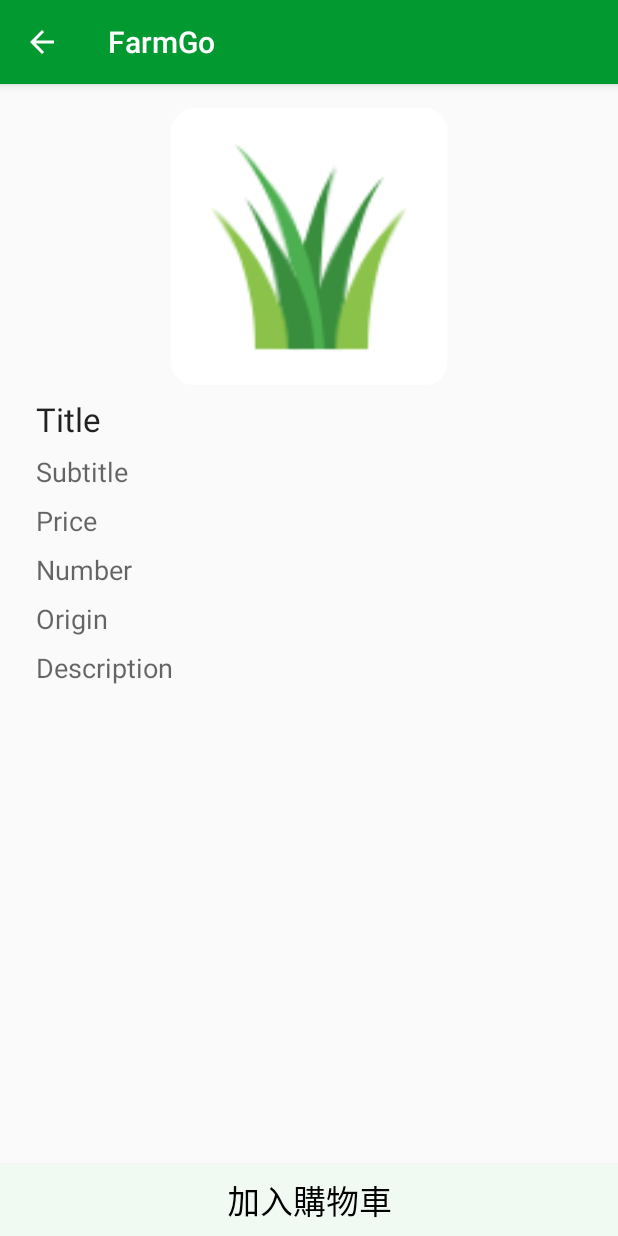
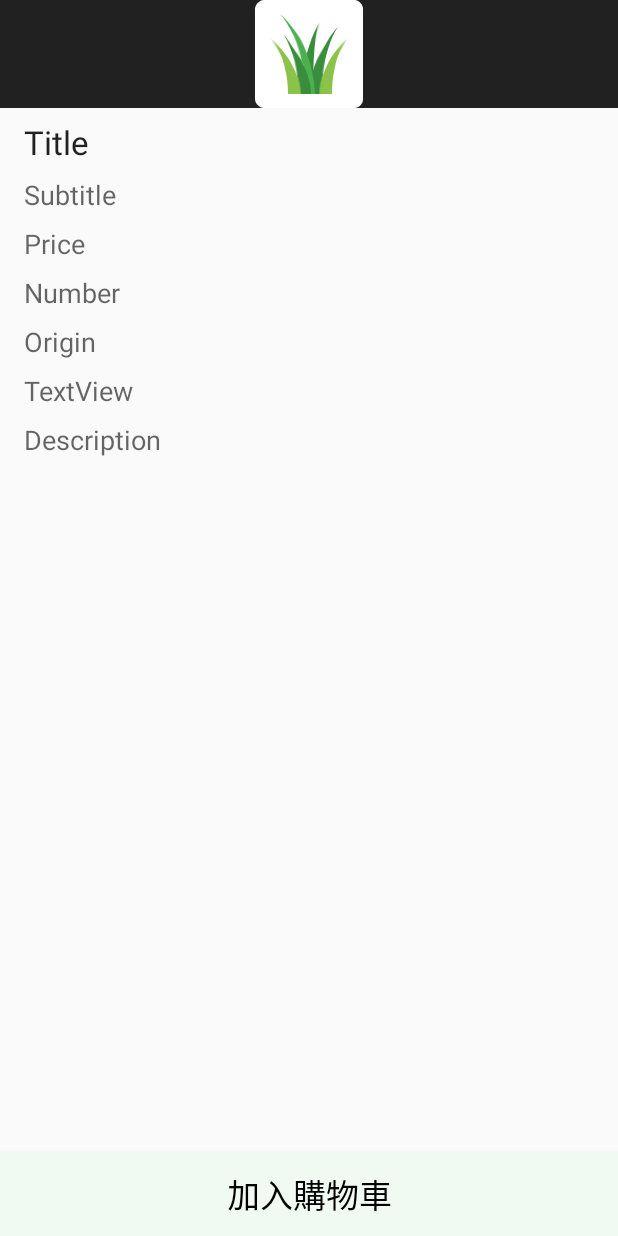
Before and after one commit to foolcodefun/FarmGo, an Android app: the ProductDetailActivity screen opened directly, with no data from a screen before it, on a phone screen of 412 x 824 dp. Run offline under Robolectric (Android 15) with nearby library versions, the phone set to English and light mode, and no system bars; 8 statements that could not run were skipped.

Commit message:
product detail and collapsingToolbar

```diff
--- a/app/src/main/AndroidManifest.xml
+++ b/app/src/main/AndroidManifest.xml
@@ -27,7 +27,7 @@
         </activity>
         <activity
             android:name=".Activity.ProductDetailActivity"
-            android:parentActivityName=".Activity.MainActivity">
+            android:theme="@style/AppTheme.NoActionBar">
         </activity>
 
         <service
--- a/app/src/main/java/com/little/farmgo/Activity/MainActivity.java
+++ b/app/src/main/java/com/little/farmgo/Activity/MainActivity.java
@@ -81,12 +81,14 @@ public class MainActivity extends AppCompatActivity
                 replaceFragment(new ProductListFragment());
                 break;
             case R.id.chat:
+                //TODO
                 break;
             case R.id.shopping_cart:
                 replaceFragment(new ShoppingCartFragment());
                 break;
             case R.id.purchase_records:
                 break;
+                //TODO
             default:
                 break;
         }
--- a/app/src/main/java/com/little/farmgo/Activity/ProductDetailActivity.java
+++ b/app/src/main/java/com/little/farmgo/Activity/ProductDetailActivity.java
@@ -2,9 +2,15 @@ package com.little.farmgo.Activity;
 
 import android.content.Context;
 import android.content.Intent;
+import android.content.res.ColorStateList;
+import android.graphics.Color;
 import android.os.Bundle;
+import android.support.design.widget.CollapsingToolbarLayout;
 import android.support.v7.app.AppCompatActivity;
+import android.support.v7.widget.Toolbar;
+import android.util.Log;
 import android.view.View;
+import android.view.animation.Animation;
 import android.widget.ImageView;
 import android.widget.TextView;
 import android.widget.Toast;
@@ -19,8 +25,18 @@ public class ProductDetailActivity extends AppCompatActivity {
 
     private static final String PRODUCT = "product";
     private static final int DEFAULT_NUM = 1;
+    private static final String TAG = ProductDetailActivity.class.getSimpleName();
     private TextView mNumber;
     private Product mProduct;
+    private CollapsingToolbarLayout mCollapsing;
+    private Toolbar mToolbar;
+    private ImageView mImageView;
+    private TextView mTitle;
+    private TextView mSubtitle;
+    private TextView mPrice;
+    private TextView mDescription;
+    private TextView mOrigin;
+    private TextView mExpirationDate;
 
     public static Intent newIntent(Context context, Product product) {
         Intent intent = new Intent(context, ProductDetailActivity.class);
@@ -34,26 +50,42 @@ public class ProductDetailActivity extends AppCompatActivity {
         setContentView(R.layout.activity_product_detail);
         mProduct = getIntent().getParcelableExtra(PRODUCT);
 
-        ImageView imageView = findViewById(R.id.imageView);
-        TextView title = findViewById(R.id.title);
-        TextView subtitle = findViewById(R.id.subtitle);
-        TextView price = findViewById(R.id.price);
-        mNumber = findViewById(R.id.number);
-        TextView description = findViewById(R.id.discrition);
-        TextView origin = findViewById(R.id.origin);
+        findViews();
 
-        title.setText(mProduct.getTitle());
-        subtitle.setText(mProduct.getSubtitle());
-        price.setText("單價：" + mProduct.getPrice() + "元");
+        initViews();
+
+
+    }
+
+    private void initViews() {
+        setSupportActionBar(mToolbar);
+        mCollapsing.setCollapsedTitleTextColor(Color.WHITE);
+        mCollapsing.setExpandedTitleColor(Color.TRANSPARENT);
+
+        mTitle.setText(mProduct.getTitle());
+        mSubtitle.setText(mProduct.getSubtitle());
+        mPrice.setText("單價：" + mProduct.getPrice() + "元");
         mNumber.setText("剩餘數量：" + mProduct.getNumber());
-        description.setText(mProduct.getDescription());
-        origin.setText("產地：" + mProduct.getOrigin());
+        mDescription.setText(mProduct.getDescription());
+        mOrigin.setText("產地：" + mProduct.getOrigin());
+        mExpirationDate.setText("保存期限："+mProduct.getExpirationDate());
 
         Glide.with(getApplicationContext())
                 .load(mProduct.getImageUrl())
-                .into(imageView);
+                .into(mImageView);
+    }
 
-
+    private void findViews() {
+        mCollapsing = findViewById(R.id.collapsing);
+        mToolbar = findViewById(R.id.toolbar);
+        mImageView = findViewById(R.id.imageView);
+        mTitle = findViewById(R.id.title);
+        mSubtitle = findViewById(R.id.subtitle);
+        mPrice = findViewById(R.id.price);
+        mNumber = findViewById(R.id.number);
+        mDescription = findViewById(R.id.description);
+        mOrigin = findViewById(R.id.origin);
+        mExpirationDate = findViewById(R.id.expiration_date);
     }
 
     @Override
--- a/app/src/main/java/com/little/farmgo/Data/Product.java
+++ b/app/src/main/java/com/little/farmgo/Data/Product.java
@@ -25,13 +25,14 @@ public class Product implements Parcelable {
     }
 
     public Product(String title, int price, String mSubtitle
-            , String imageURL, String description, String origin) {
+            , String imageURL, String description, String origin,String expirationDate) {
         this.title = title;
         this.price = price;
         this.subtitle = mSubtitle;
         imageUrl = imageURL;
         this.description = description;
         this.origin = origin;
+        this.expirationDate = expirationDate;
     }
 
     public String getOrigin() {
@@ -90,6 +91,14 @@ public class Product implements Parcelable {
         this.imageUrl = imageUrl.trim();
     }
 
+    public String getExpirationDate() {
+        return expirationDate;
+    }
+
+    public void setExpirationDate(String expirationDate) {
+        this.expirationDate = expirationDate;
+    }
+
     @Override
     public int describeContents() {
         return 0;
@@ -104,6 +113,7 @@ public class Product implements Parcelable {
         dest.writeString(this.imageUrl);
         dest.writeString(this.description);
         dest.writeString(this.origin);
+        dest.writeString(this.expirationDate);
     }
 
     protected Product(Parcel in) {
@@ -114,6 +124,7 @@ public class Product implements Parcelable {
         this.imageUrl = in.readString();
         this.description = in.readString();
         this.origin = in.readString();
+        this.expirationDate = in.readString();
     }
 
     public static final Creator<Product> CREATOR = new Creator<Product>() {
--- a/app/src/main/res/layout/activity_product_detail.xml
+++ b/app/src/main/res/layout/activity_product_detail.xml
@@ -1,51 +1,70 @@
 <?xml version="1.0" encoding="utf-8"?>
-<android.support.constraint.ConstraintLayout
+<android.support.design.widget.CoordinatorLayout
     xmlns:android="http://schemas.android.com/apk/res/android"
     xmlns:app="http://schemas.android.com/apk/res-auto"
     xmlns:tools="http://schemas.android.com/tools"
     android:layout_width="match_parent"
     android:layout_height="match_parent"
-    android:orientation="vertical"
     tools:context="com.little.farmgo.Activity.ProductDetailActivity">
 
-    <ScrollView
+    <android.support.design.widget.AppBarLayout
+        android:theme="@style/Theme.AppCompat.Light.DarkActionBar"
+        android:fitsSystemWindows="true"
+        android:layout_width="match_parent"
+        android:layout_height="wrap_content">
+
+        <android.support.design.widget.CollapsingToolbarLayout
+            android:id="@+id/collapsing"
+            android:layout_width="match_parent"
+            android:layout_height="match_parent"
+            android:fitsSystemWindows="true"
+            app:contentScrim="@color/colorToolbar"
+            app:layout_scrollFlags="scroll|exitUntilCollapsed">
+
+            <ImageView
+                android:id="@+id/imageView"
+                android:layout_width="match_parent"
+                android:layout_height="wrap_content"
+                android:fitsSystemWindows="true"
+                app:layout_collapseMode="parallax"
+                app:srcCompat="@mipmap/ic_launcher_round"
+                app:layout_collapseParallaxMultiplier="0.5"/>
+
+            <android.support.v7.widget.Toolbar
+                android:id="@+id/toolbar"
+                android:layout_width="match_parent"
+                android:layout_height="?actionBarSize"
+                app:popupTheme="@style/Theme.AppCompat.Light"
+                app:layout_collapseMode="pin">
+            </android.support.v7.widget.Toolbar>
+
+        </android.support.design.widget.CollapsingToolbarLayout>
+
+    </android.support.design.widget.AppBarLayout>
+
+    <android.support.v4.widget.NestedScrollView
         android:id="@+id/scroller"
-        android:layout_width="0dp"
-        android:layout_height="0dp"
-        app:layout_constraintBottom_toTopOf="@+id/button5"
-        app:layout_constraintEnd_toEndOf="parent"
-        app:layout_constraintStart_toStartOf="parent"
-        app:layout_constraintTop_toTopOf="parent">
+        android:layout_width="match_parent"
+        android:layout_height="wrap_content"
+        app:layout_behavior="@string/appbar_scrolling_view_behavior">
 
         <android.support.constraint.ConstraintLayout
             android:id="@+id/detail"
             android:layout_width="match_parent"
             android:layout_height="wrap_content">
 
-            <ImageView
-                android:id="@+id/imageView"
+            <TextView
+                android:id="@+id/title"
                 android:layout_width="0dp"
-                android:layout_height="0dp"
-                android:layout_marginBottom="8dp"
+                android:layout_height="wrap_content"
                 android:layout_marginEnd="16dp"
                 android:layout_marginStart="16dp"
-                android:layout_marginTop="16dp"
-                app:layout_constraintBottom_toTopOf="@+id/guideline2"
-                app:layout_constraintEnd_toEndOf="parent"
-                app:layout_constraintStart_toStartOf="parent"
-                app:layout_constraintTop_toTopOf="parent"
-                app:srcCompat="@mipmap/ic_launcher_round"/>
-
-            <TextView
-                android:id="@+id/title"
-                android:layout_width="wrap_content"
-                android:layout_height="wrap_content"
-                android:layout_marginStart="8dp"
                 android:layout_marginTop="8dp"
                 android:text="Title"
                 android:textAppearance="@style/TextAppearance.AppCompat.Large"
-                app:layout_constraintStart_toStartOf="@+id/imageView"
-                app:layout_constraintTop_toBottomOf="@+id/imageView"/>
+                app:layout_constraintEnd_toEndOf="parent"
+                app:layout_constraintStart_toStartOf="parent"
+                app:layout_constraintTop_toTopOf="parent"/>
 
             <TextView
                 android:id="@+id/subtitle"
@@ -68,17 +87,18 @@
                 app:layout_constraintTop_toBottomOf="@+id/subtitle"/>
 
             <TextView
-                android:id="@+id/discrition"
+                android:id="@+id/description"
                 android:layout_width="0dp"
                 android:layout_height="wrap_content"
-                android:layout_marginBottom="16dp"
+                android:layout_marginBottom="?actionBarSize"
+                android:layout_marginEnd="8dp"
                 android:layout_marginTop="8dp"
                 android:text="Description"
                 android:textAppearance="@style/TextAppearance.AppCompat.Medium"
                 app:layout_constraintBottom_toBottomOf="parent"
-                app:layout_constraintEnd_toEndOf="@+id/imageView"
+                app:layout_constraintEnd_toEndOf="parent"
                 app:layout_constraintStart_toStartOf="@+id/origin"
-                app:layout_constraintTop_toBottomOf="@+id/origin"/>
+                app:layout_constraintTop_toBottomOf="@+id/expiration_date"/>
 
             <TextView
                 android:id="@+id/number"
@@ -102,26 +122,33 @@
                 android:layout_width="wrap_content"
                 android:layout_height="wrap_content"
                 android:layout_marginTop="8dp"
-                android:layout_marginRight="16dp"
                 android:text="Origin"
                 android:textAppearance="@style/TextAppearance.AppCompat.Medium"
                 app:layout_constraintStart_toStartOf="@+id/number"
                 app:layout_constraintTop_toBottomOf="@+id/number"/>
 
+            <TextView
+                android:id="@+id/expiration_date"
+                android:layout_width="wrap_content"
+                android:layout_height="wrap_content"
+                android:layout_marginTop="8dp"
+                android:text="TextView"
+                android:textAppearance="@style/TextAppearance.AppCompat.Medium"
+                app:layout_constraintStart_toStartOf="@+id/origin"
+                app:layout_constraintTop_toBottomOf="@+id/origin"/>
+
         </android.support.constraint.ConstraintLayout>
 
-    </ScrollView>
+    </android.support.v4.widget.NestedScrollView>
 
     <Button
         android:id="@+id/button5"
         android:layout_width="match_parent"
-        android:layout_height="wrap_content"
+        android:layout_height="?actionBarSize"
         android:background="@drawable/button_add_to_shopping_cart"
         android:onClick="addToShoppingList"
         android:textColor="@android:color/black"
         android:text="@string/add_cart"
         android:textAppearance="@style/TextAppearance.AppCompat.Large"
-        app:layout_constraintBottom_toBottomOf="parent"
-        app:layout_constraintEnd_toEndOf="parent"
-        app:layout_constraintStart_toStartOf="parent"/>
-</android.support.constraint.ConstraintLayout>
+        android:layout_gravity="bottom"/>
+</android.support.design.widget.CoordinatorLayout>
--- a/app/src/main/res/values/styles.xml
+++ b/app/src/main/res/values/styles.xml
@@ -24,4 +24,9 @@
         <item name="android:textColor">@color/bg_sign_in</item>
     </style>
 
+    <style name="AppTheme.NoActionBar">
+        <item name="windowActionBar">false</item>
+        <item name="windowNoTitle">true</item>
+    </style>
+
 </resources>
```
